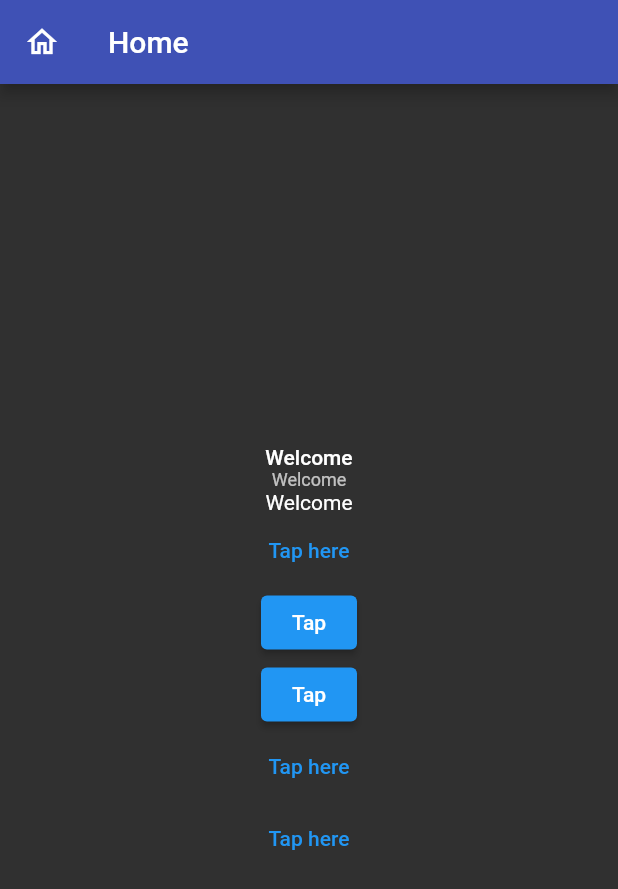
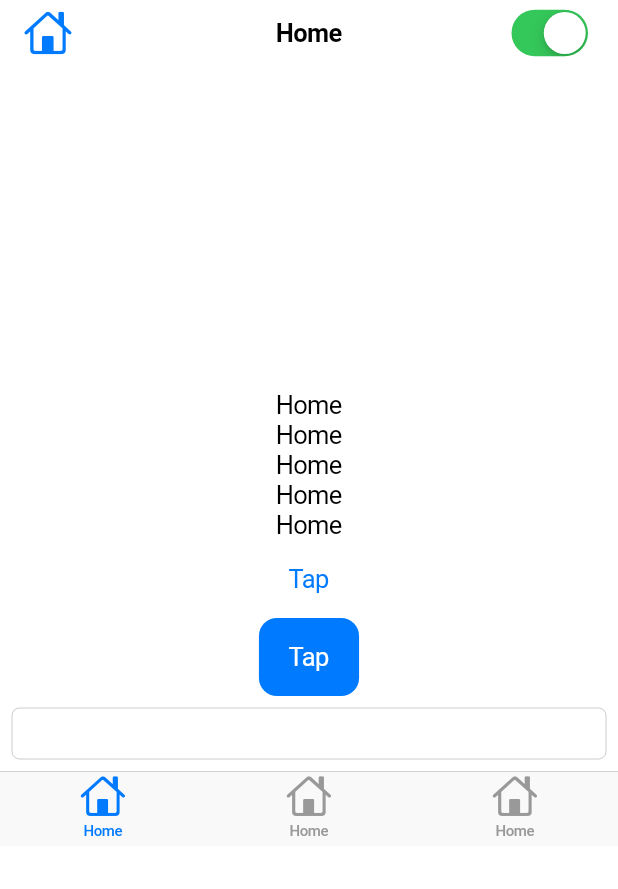
Before and after one commit to myself-Fahim/Ostad-Flutter, a Flutter app: the screen it shows after launch, on a phone screen of 412 x 824 dp. Shown: the top 889 px of the screen. Run offline on Flutter 3.47's test engine with Material 2 defaults, Android fonts, the phone set to English and light mode, and no system bars.

Commit message:
Cupertino Added

```diff
--- a/lib/main.dart
+++ b/lib/main.dart
@@ -1,97 +1,56 @@
-import 'package:flutter/material.dart';
-import 'package:flutter/rendering.dart';
-void main() {
+import 'package:flutter/cupertino.dart';
+
+void main(){
   runApp(
       MyApp()
   );
 }
-//Hot reload= ctrl+S
-//Hot restart= ctrl+shift+\
+class MyApp extends StatelessWidget {
+  const MyApp({super.key});
 
-class MyApp extends StatelessWidget{
   @override
-  Widget build(BuildContext context){
-    return MaterialApp(
+  Widget build(BuildContext context) {
+    return CupertinoApp(
       debugShowCheckedModeBanner: false,
-      home:Homescreen(),
-      theme: ThemeData(
-          elevatedButtonTheme: ElevatedButtonThemeData(
-            style: ElevatedButton.styleFrom(
-                backgroundColor: Colors.pink,
-                padding: EdgeInsets.symmetric(vertical: 8.0,horizontal: 0.0),
-                shape: RoundedRectangleBorder(
-                    borderRadius: BorderRadius.circular(8)
-                ),
-                textStyle: TextStyle(
-                    fontSize: 16,
-                    letterSpacing: 0.5
-                )
-
-            ),
-          ),
-          textButtonTheme: TextButtonThemeData(
-              style: TextButton.styleFrom(
-                  foregroundColor: Colors.black,
-                  textStyle: TextStyle(
-                      fontSize: 17,
-                      fontWeight: FontWeight.w600,
-                      decoration:TextDecoration.underline
-                  )
-              )
-          ),
-          textTheme:TextTheme(
-              bodyLarge:TextStyle(
-                  color: Colors.green,
-                  fontSize: 22
-              ),
-              bodyMedium: TextStyle(
-                  color: Colors.indigo,
-                  fontSize: 17
-              ),
-              bodySmall: TextStyle(
-                  color: Colors.red,
-                  fontSize: 10
-              )
-          )
-      ),
-      darkTheme: ThemeData(
-        brightness:Brightness.dark,
-        appBarTheme: AppBarTheme(
-            color: Colors.indigo
-        ),
-      ),
-      themeMode: ThemeMode.dark,
+      home:Home(),
     );
   }
 }
-class Homescreen extends StatelessWidget {
-  const Homescreen({super.key});
-
+class Home extends StatelessWidget {
+  const Home({super.key});
   @override
   Widget build(BuildContext context) {
-    return Scaffold(
-        appBar: AppBar(
-          title: Text('Home'),
-          leading: Icon(Icons.home_outlined),
+    return CupertinoPageScaffold(
+      navigationBar: CupertinoNavigationBar(
+        leading:Icon(CupertinoIcons.home),
+        middle: Text('Home'),
+        trailing: CupertinoSwitch(
+          onChanged: (bool onchange){},value: true,
         ),
-        body: Center(
+      ),
+        child:Center(
             child: Column(
-                mainAxisAlignment: MainAxisAlignment.center,
-                children: [
-                  Text('Welcome',style: Theme.of(context).textTheme.bodyLarge,),
-                  Text('Welcome',style: Theme.of(context).textTheme.bodySmall,),
-                  Text('Welcome',style: Theme.of(context).textTheme.bodyMedium,),
-                  TextButton(onPressed: (){}, child:Text('Tap here')),
-                  ElevatedButton(onPressed: (){}, child:Text('Tap')),
-                  ElevatedButton(onPressed: (){}, child:Text('Tap')),
-                  TextButton(onPressed: (){}, child:Text('Tap here',style: TextStyle(
-                      decoration: TextDecoration.none
-                  ),),
-                  ),
-                  TextButton(onPressed: (){}, child:Text('Tap here')),
-                ]
+              mainAxisAlignment: MainAxisAlignment.center,
+              children: [
+                Text('Home'),
+                Text('Home'),
+                Text('Home'),
+                Text('Home'),
+                Text('Home'),
+                CupertinoButton(child: Text('Tap'), onPressed:(){}),
+                CupertinoButton.filled(child: Text('Tap'), onPressed:(){}),
+                Padding(
+                  padding: const EdgeInsets.all(8.0),
+                  child: CupertinoTextField(),
+                ),
+                CupertinoTabBar(items:[
+                  BottomNavigationBarItem(label:'Home',icon:Icon(CupertinoIcons.home)),
+                  BottomNavigationBarItem(label:'Home',icon:Icon(CupertinoIcons.home)),
+                  BottomNavigationBarItem(label:'Home',icon:Icon(CupertinoIcons.home)),
+                ])
+              ],
             )
-        )
+        ),
     );
   }
 }
```
